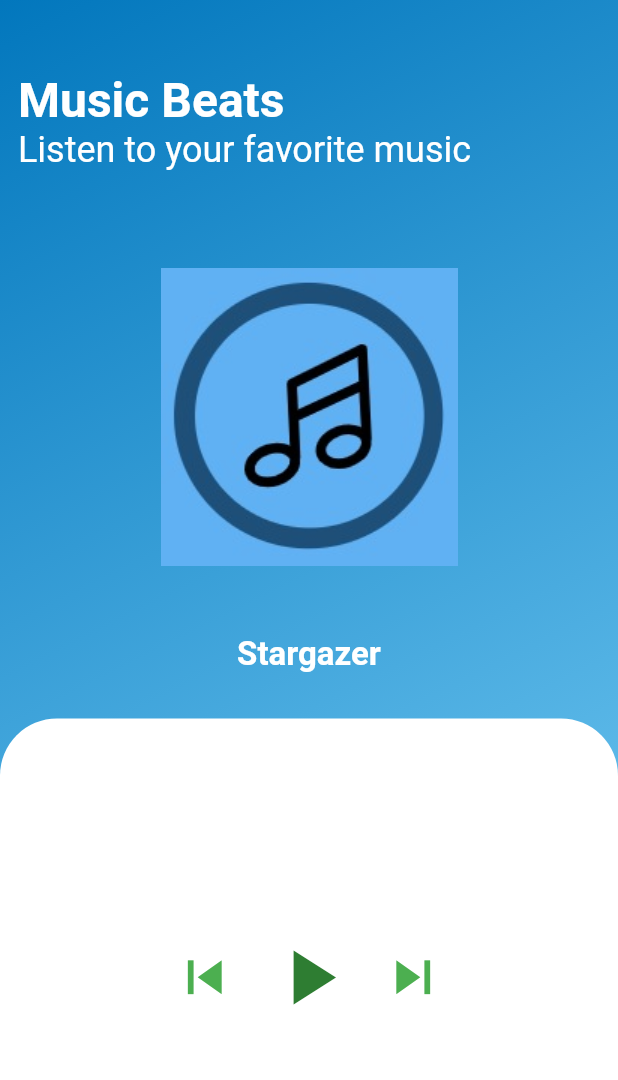
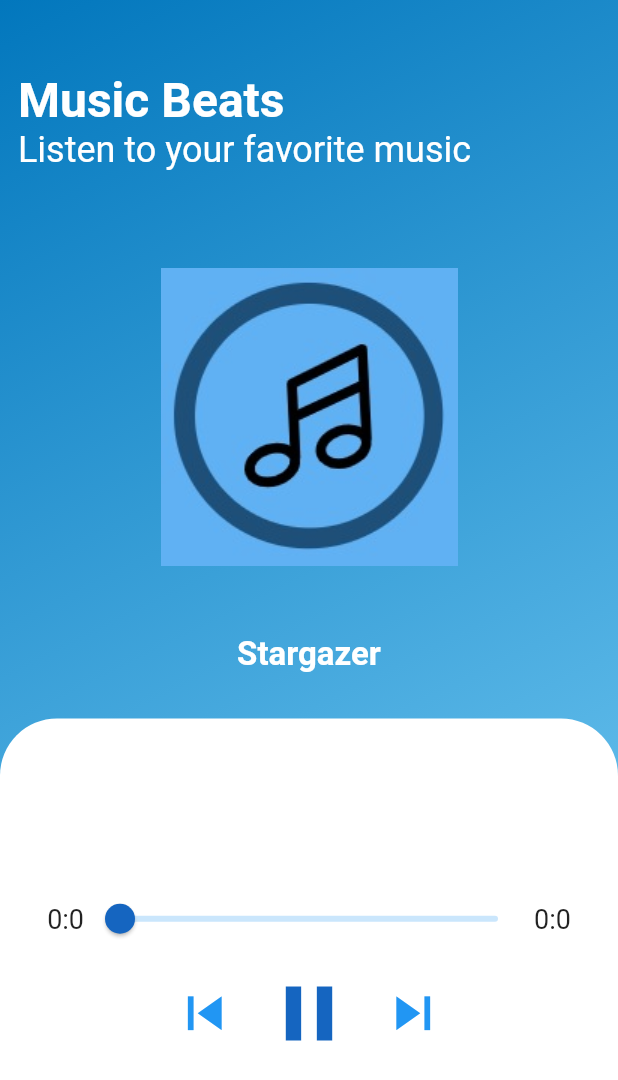
Before and after one commit to cmtanvirulislam/Music-Player, a Flutter app: the screen it shows after launch, after a tap on the "play arrow" icon, on a phone screen of 412 x 824 dp. Shown: the top 1080 px of the screen. Run offline on Flutter 3.47's test engine with Material 2 defaults, Android fonts, the phone set to English and light mode, and no system bars; our stand-ins replace audioplayers.

```diff
--- a/lib/main.dart
+++ b/lib/main.dart
@@ -1,3 +1,5 @@
+import 'package:audioplayers/audio_cache.dart';
+import 'package:audioplayers/audioplayers.dart';
 import 'package:flutter/cupertino.dart';
 import 'package:flutter/material.dart';
 
@@ -23,6 +25,50 @@ class MyMusic extends StatefulWidget {
 class _MyMusicState extends State<MyMusic> {
   bool playing = false;
   IconData playBtn = Icons.play_arrow;
+  AudioPlayer _player;
+  AudioCache cache;
+  Duration position = new Duration();
+  Duration musicLength = new Duration();
+  Widget slider(){
+    return Container(
+      width: 300.0,
+      child: Slider.adaptive(
+        activeColor: Colors.blue[800],
+        inactiveColor: Colors.greenAccent[350],
+        value: position.inSeconds.toDouble(),
+        max: musicLength.inSeconds.toDouble(),
+        onChanged: (value){
+          seekToSec(value.toInt());
+        }),
+    );
+  }
+
+  void seekToSec(int sec){
+    Duration newPos = Duration(seconds: sec);
+    _player.seek(newPos);
+  }
+
+  @override
+  void initState() {
+    // TODO: implement initState
+    super.initState();
+    _player = AudioPlayer();
+    cache = AudioCache(fixedPlayer: _player);
+
+    _player.durationHandler = (d) {
+      setState(() {
+        musicLength = d;
+      });
+    };
+
+    _player.positionHandler = (p) {
+      setState(() {
+        position = p;
+      });
+    };
+
+    cache.load("Ekla holei bujhte pari.mp3");
+  }
   @override
   Widget build(BuildContext context) {
     return Scaffold(
@@ -107,38 +153,58 @@ class _MyMusicState extends State<MyMusic> {
                       mainAxisAlignment: MainAxisAlignment.center,
                       crossAxisAlignment: CrossAxisAlignment.center,
                       children: [
+                        Container(
+                          width: 500.0,
+                          child: Row(
+                            mainAxisAlignment: MainAxisAlignment.center,
+                            crossAxisAlignment: CrossAxisAlignment.center,
+                            children: [
+                              Text("${position.inMinutes}:${position.inSeconds
+                                  .remainder(60)}",style: TextStyle(fontSize:
+                              18.0),),
+                              slider(),
+                              Text("${musicLength.inMinutes}:${musicLength.inSeconds
+                                  .remainder(60)}",style: TextStyle(fontSize:
+                                  18.0),),
+                            ],
+                          ),
+                        ),
                         Row(
                           mainAxisAlignment: MainAxisAlignment.center,
                           crossAxisAlignment: CrossAxisAlignment.center,
                           children: [
                             IconButton(
                                 iconSize: 45.0,
-                                color: Colors.green,
+                                color: Colors.blue,
+                                onPressed: (){},
                                 icon: Icon(Icons.skip_previous),
-                                onPressed: (){},
-                                ),
+                               ),
                             IconButton(
                               iconSize: 62.0,
-                              color: Colors.green[800],
-                              icon: Icon(Icons.play_arrow),
-                              onPressed: (){
+                              color: Colors.blue[800],
+                              onPressed: () {
                                 if(!playing){
+                                  cache.play("Ekla.mp3");
                                   setState(() {
+                                    _player.pause();
                                     playBtn = Icons.pause;
                                     playing=true;
                                   });
                                 }else{
-                                  playBtn = Icons.play_arrow;
-                                  playing=false;
+                                  setState(() {
+                                    playBtn = Icons.play_arrow;
+                                    playing=false;
+                                  });
                                 }
                               },
-                            ),
+                              icon: Icon(playBtn),
+                              ),
                             IconButton(
                               iconSize: 45.0,
-                              color: Colors.green,
+                              color: Colors.blue,
+                              onPressed: (){},
                               icon: Icon(Icons.skip_next),
-                              onPressed: (){},
-                            ),
+                              ),
                           ],
                         ),
                       ],
--- a/pubspec.yaml
+++ b/pubspec.yaml
@@ -21,7 +21,7 @@ environment:
   sdk: ">=2.7.0 <3.0.0"
 
 dependencies:
-  audioplayers: ^0.18.3
+  audioplayers: ^0.18.0
   flutter_launcher_icons: ^0.9.0
 
 
@@ -57,7 +57,7 @@ flutter:
   assets:
      - imasong/music.jpg
      - imasong/logo2.png
-     - imasong/Ekla holei bujhte pari.mp3
+     - imasong/Ekla.mp3
 
   # An image asset can refer to one or more resolution-specific "variants", see
   # https://flutter.dev/assets-and-images/#resolution-aware.
```
